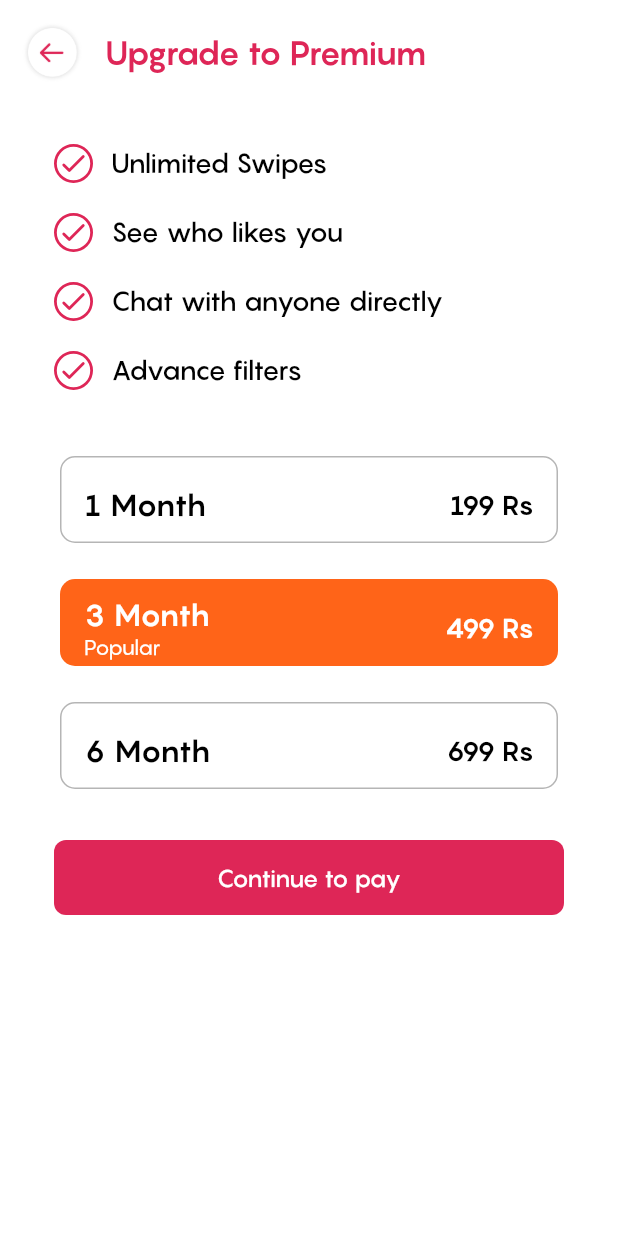
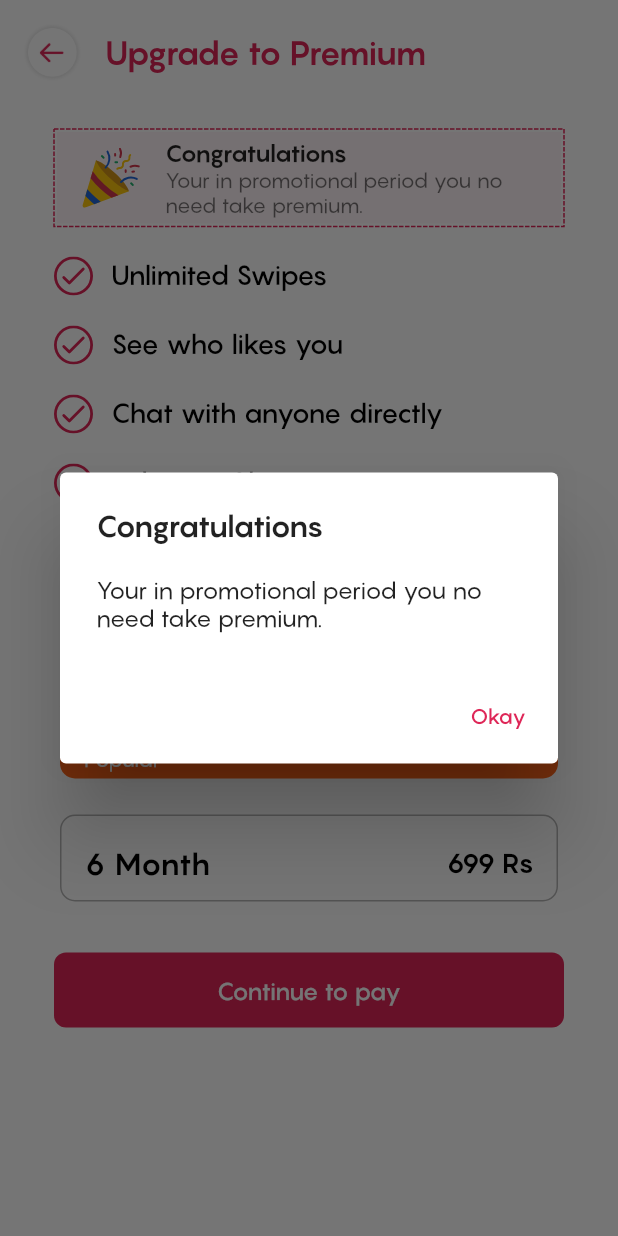
Before and after one commit to IdanxDev/rowdy_baby, a Flutter app: the PaymentScreen screen opened directly, after a tap on "Continue to pay", on a phone screen of 412 x 824 dp. Run offline on Flutter 3.47's test engine with Material 2 defaults, Android fonts, the phone set to English and light mode, and no system bars; drawn by our look-alikes of dotted_border; our stand-ins replace cached_network_image, carousel_slider, chat_bubbles, cloud_firestore, connectivity_plus, country_code_picker and 21 more; missing offline and left inert: animated_shimmer, cashfree_pg, flutter_facebook_auth, flutter_ripple, razorpay_flutter, swipable_stack; accounts and stored records are empty; network calls fail.

Commit message:
payment Ui modified

```diff
--- a/lib/screen/filter_module/advance_filter_screen.dart
+++ b/lib/screen/filter_module/advance_filter_screen.dart
@@ -119,7 +119,8 @@ class AdvanceFilterScreenState extends State<AdvanceFilterScreen> {
                                   showMessage(context, message: 'Please select country first.!', isError: true);
                                 }
                               }
-                            } else {
+                            }
+                            else {
                               Navigator.of(context).push(
                                 PageRouteBuilder(
                                   opaque: false,
--- a/lib/screen/premium_screen/payment_screen.dart
+++ b/lib/screen/premium_screen/payment_screen.dart
@@ -1,5 +1,6 @@
 // ignore_for_file: use_build_context_synchronously
-
+import 'package:razorpay_flutter/razorpay_flutter.dart';
+import 'package:dotted_border/dotted_border.dart';
 import 'package:cashfree_pg/cashfree_pg.dart';
 import 'package:dating/constant/color_constant.dart';
 import 'package:dating/constant/image_constant.dart';
@@ -20,12 +21,95 @@ import 'package:provider/provider.dart';
 
 class PaymentScreen extends StatefulWidget {
   const PaymentScreen({Key? key}) : super(key: key);
-
   @override
   State<PaymentScreen> createState() => PaymentScreenState();
 }
 
+
+
+
+
+
 class PaymentScreenState extends State<PaymentScreen> {
+  late Razorpay _razorpay;
+
+void openCheckout(){
+
+    var options = {
+      "key" : "rzp_test_IFyzDac9OMjjQY",
+      "amount" : 200 *100,
+      "name" : "Sample App",
+      "description" : "Payment for the some random product",
+      "prefill" : {
+        "contact" : "2323232323",
+        "email" : "shdjsdh@gmail.com"
+      },
+      "external" : {
+        "wallets" : ["paytm"]
+      }
+    };
+
+try{
+_razorpay.open(options);
+}catch(e){
+print(e.toString());
+}
+}
+
+void _handlePaymentSuccess(PaymentSuccessResponse response){
+    print("Pament success");
+  }
+
+void _handlePaymentError(PaymentFailureResponse response){
+    print("Pament error");
+}
+
+void _handleExternalWallet(ExternalWalletResponse response){
+    print("External Wallet");
+}
+
+@override
+void dispose(){
+  super.dispose();
+  _razorpay.clear();
+}
+
+@override
+void initState() {
+  super.initState();
+  _razorpay = Razorpay();
+  _razorpay.on(Razorpay.EVENT_PAYMENT_SUCCESS, _handlePaymentSuccess);
+  _razorpay.on(Razorpay.EVENT_PAYMENT_ERROR, _handlePaymentError);
+  _razorpay.on(Razorpay.EVENT_EXTERNAL_WALLET, _handleExternalWallet);
+}
+
+Future<void> _showMyDialog() async {
+  return showDialog<void>(
+    context: context,
+    barrierDismissible: false, // user must tap button!
+    builder: (BuildContext context) {
+      return AlertDialog(
+        title: const Text('Congratulations', style: TextStyle(fontWeight: FontWeight.bold,)),
+        content: SingleChildScrollView(
+          child: ListBody(
+            children: const <Widget>[
+              Text('Your in promotional period you no need take premium.'),
+            ],
+          ),
+        ),
+        actions: <Widget>[
+          TextButton(
+            child: const Text('Okay', style: TextStyle(color: Color(0xffDE2657) )),
+            onPressed: () {
+              Navigator.of(context).pop();
+            },
+          ),
+        ],
+      );
+    },
+  );
+}
+
   @override
   Widget build(BuildContext context) {
     logs('Current screen --> $runtimeType');
@@ -44,6 +128,8 @@ class PaymentScreenState extends State<PaymentScreen> {
                     padding: const EdgeInsets.symmetric(horizontal: 36)
                         .copyWith(top: 30),
                     children: [
+                      buildPromotionalOffer(),
+                      SizedBox(height: 10),
                       buildFeaturesList(),
                       const SizedBox(height: 30),
                       ListView.separated(
@@ -124,9 +210,13 @@ class PaymentScreenState extends State<PaymentScreen> {
                         margin: 0,
                         height: 50,
                         fontSize: 16,
-                        onPressed: () => validatePayments(
-                            userProfileProvider, subscriptionProvider),
+                      //   onPressed: () => validatePayments(
+                      //       userProfileProvider, subscriptionProvider),
+                         onPressed: () => {
+                            _showMyDialog()
+                        },
                       ),
+
                     ],
                   ),
                 ),
@@ -165,6 +255,27 @@ class PaymentScreenState extends State<PaymentScreen> {
         ),
       ),
     );
+  }
+
+
+  SizedBox buildPromotionalOffer() {
+    return SizedBox(
+      child: DottedBorder(
+          radius: Radius.circular(4),
+          color: Color(0xffDE2657),
+          strokeWidth: 1,
+          child:       ListTile(
+        tileColor: Color(0xffFFF5F8),
+        leading: AppImageAsset(
+                          image: 'assets/images/party-popper.svg',
+                          height: 40,
+                        ),
+        title: Text('Congratulations', style: TextStyle(fontWeight: FontWeight.bold,)),
+        subtitle: Text('Your in promotional period you no need take premium.'),
+      ),
+           )
+
+     );
   }
 
   PreferredSize buildAppBar(BuildContext context) {
--- a/pubspec.yaml
+++ b/pubspec.yaml
@@ -87,6 +87,8 @@ dependencies:
 
   # Local database :
   shared_preferences: ^2.0.15
+  razorpay_flutter: ^1.3.2
+  dotted_border: ^2.0.0+2
 
 dev_dependencies:
   flutter_test:
```
Also changed, not shown: assets/images/party-popper.svg (added), pubspec.lock (added), 1 other file.
